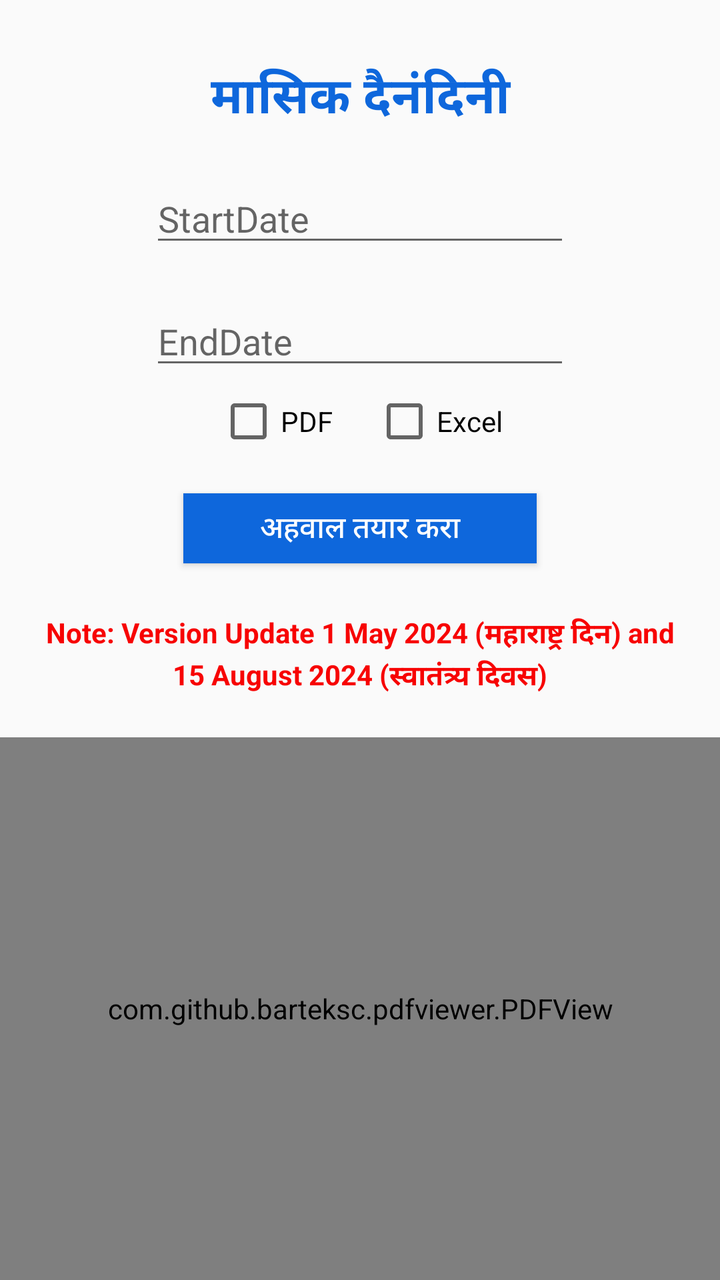
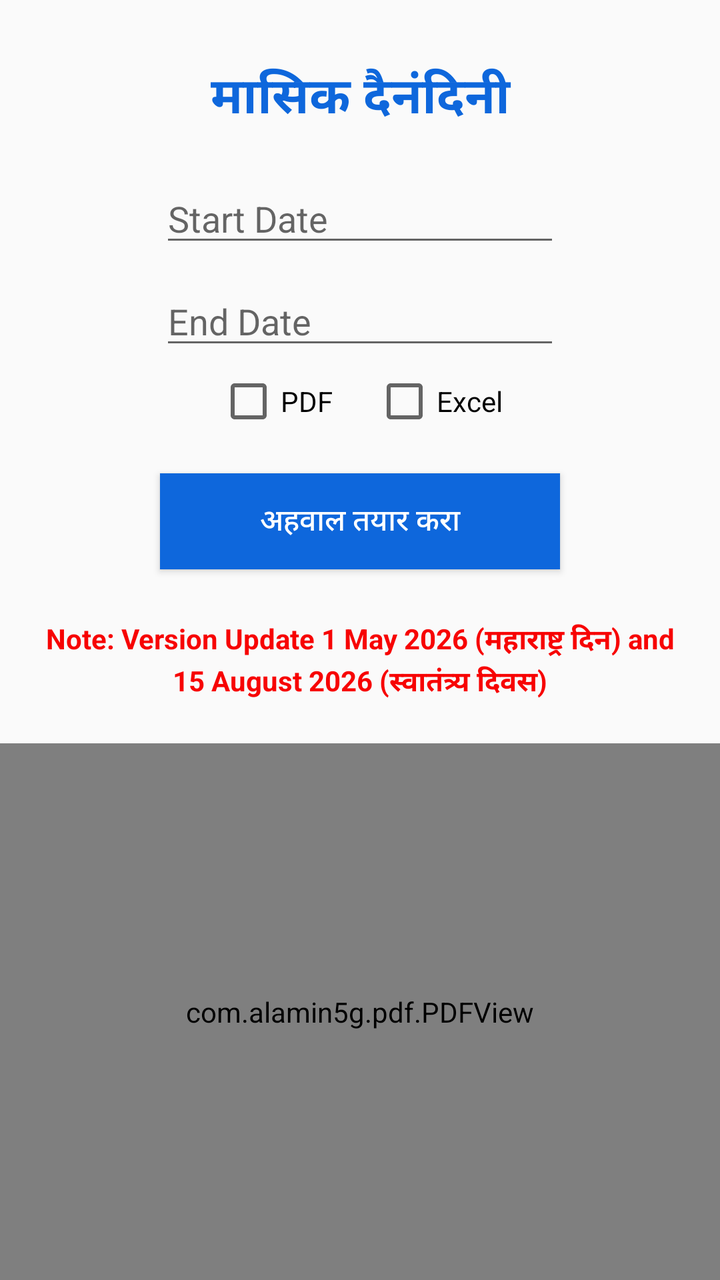

Before-and-after screenshots of an Android layout around one commit, followed by the original layout XML and the change that was made.
<!-- AndroidManifest.xml: application theme AppTheme -->
<!-- res/layout/activity_report.xml -->
<?xml version="1.0" encoding="utf-8"?>
<LinearLayout xmlns:android="http://schemas.android.com/apk/res/android"
    xmlns:app="http://schemas.android.com/apk/res-auto"
    xmlns:tools="http://schemas.android.com/tools"
    android:layout_width="match_parent"
    android:layout_height="match_parent"
    tools:context=".ReportActivity"
    android:gravity="center"
    android:orientation="vertical">

    <LinearLayout
        android:layout_width="match_parent"
        android:layout_height="wrap_content"
        android:orientation="horizontal"
        android:layout_marginTop="30dp">

    <TextView
        android:layout_width="match_parent"
        android:layout_height="wrap_content"
        android:text="मासिक दैनंदिनी"
        android:textSize="25sp"
        android:textStyle="bold"
        android:textColor="@color/colorPrimary"
        android:gravity="center"/>
    </LinearLayout>
    <EditText
        android:id="@+id/ed"
        android:layout_width="wrap_content"
        android:layout_height="wrap_content"
        android:ems="10"
        android:layout_marginTop="20dp"
        android:hint="StartDate"/>
    <EditText
        android:id="@+id/enddate"
        android:layout_width="wrap_content"
        android:layout_height="wrap_content"
        android:ems="10"
        android:layout_marginTop="20dp"
        android:hint="EndDate"/>

 

<LinearLayout
    android:layout_width="match_parent"
    android:layout_height="wrap_content"
    android:orientation="horizontal"
    android:layout_gravity="center"
    android:gravity="center"
    android:layout_marginTop="5dp">
    <CheckBox
        android:id="@+id/pdf"
        android:layout_width="wrap_content"
        android:layout_height="wrap_content"
        android:text="PDF"
        android:layout_marginRight="10dp"
        />

    <CheckBox
        android:id="@+id/excel"
        android:layout_width="wrap_content"
        android:layout_height="wrap_content"
        android:text="Excel"
        android:layout_marginLeft="10dp"/>
</LinearLayout>


    <ProgressBar
        android:id="@+id/loadingProgress"
        android:layout_width="wrap_content"
        android:layout_height="wrap_content"
        android:indeterminate="true"
        android:scaleType="fitCenter"
        android:visibility="gone" />
    <TextView
        android:id="@+id/loaderText"
        android:layout_width="match_parent"
        android:layout_height="wrap_content"
        android:text="Download Successfully"
        android:textStyle="bold"
        android:textAlignment="center"
        android:textColor="@color/black"
        android:visibility="gone"/>
    <Button
        android:id="@+id/btn"
        android:layout_width="wrap_content"
        android:layout_height="35dp"
        android:ems="10"
        android:text="अहवाल तयार करा"
        android:background="@color/colorPrimary"
        android:textColor="@color/White"
        android:textSize="15dp"
        android:layout_marginTop="20dp"/>

    <LinearLayout
        android:orientation="vertical"
        android:layout_width="match_parent"
        android:layout_height="wrap_content"
        android:layout_marginBottom="20dp"
        android:layout_marginTop="25sp"
        android:gravity="center">

        <TextView
            android:layout_width="match_parent"
            android:layout_height="wrap_content"
            android:text="@string/note"
            android:textStyle="bold"
            android:textAlignment="center"
            android:textColor="#f70303"/>
        <TextView
            android:layout_width="match_parent"
            android:layout_height="wrap_content"
            android:text="@string/note1"
            android:textStyle="bold"
            android:textAlignment="center"
            android:textColor="#f70303"/>

    </LinearLayout>

    <com.github.barteksc.pdfviewer.PDFView
        android:id="@+id/pdfView"
        android:layout_width="fill_parent"
        android:layout_height="fill_parent"/>



</LinearLayout>
<!-- resources referenced by this layout -->
<resources>
  <color name="White">#ffffff</color>
  <color name="colorPrimary">#0e67dc</color>
  <string name="note">Note: Version Update 1 May 2024 (महाराष्ट्र दिन) and </string>
  <string name="note1">15 August 2024 (स्वातंत्र्य दिवस)</string>
  <style name="AppTheme" parent="Theme.AppCompat.Light.DarkActionBar">
          
          <item name="colorPrimary">@color/colorPrimary</item>
          <item name="colorPrimaryDark">@color/colorPrimaryDark</item>
          <item name="colorAccent">@color/colorAccent</item>
      </style>
  <color name="colorPrimaryDark">#000a57</color>
  <color name="colorAccent">#1b21d8</color>
</resources>

<!-- the commit's change to res/layout/activity_report.xml (unified diff, before → after) -->
@@ -1,126 +1,131 @@
 <?xml version="1.0" encoding="utf-8"?>
 <LinearLayout xmlns:android="http://schemas.android.com/apk/res/android"
-    xmlns:app="http://schemas.android.com/apk/res-auto"
     xmlns:tools="http://schemas.android.com/tools"
     android:layout_width="match_parent"
     android:layout_height="match_parent"
-    tools:context=".ReportActivity"
-    android:gravity="center"
-    android:orientation="vertical">
+    android:orientation="vertical"
+    tools:context=".ReportActivity">
 
+    
+    <TextView
+        android:layout_width="match_parent"
+        android:layout_height="wrap_content"
+        android:layout_marginTop="30dp"
+        android:gravity="center"
+        android:text="मासिक दैनंदिनी"
+        android:textColor="@color/colorPrimary"
+        android:textSize="25sp"
+        android:textStyle="bold" />
+
+    
+    <EditText
+        android:id="@+id/ed"
+        android:layout_width="200dp"
+        android:layout_height="wrap_content"
+        android:layout_gravity="center_horizontal"
+        android:layout_marginTop="20dp"
+        android:focusable="false"
+        android:hint="Start Date"
+        android:clickable="true" />
+
+    
+    <EditText
+        android:id="@+id/enddate"
+        android:layout_width="200dp"
+        android:layout_height="wrap_content"
+        android:layout_gravity="center_horizontal"
+        android:layout_marginTop="10dp"
+        android:focusable="false"
+        android:hint="End Date"
+        android:clickable="true" />
+
+    
     <LinearLayout
         android:layout_width="match_parent"
         android:layout_height="wrap_content"
-        android:orientation="horizontal"
-        android:layout_marginTop="30dp">
+        android:layout_marginTop="5dp"
+        android:gravity="center"
+        android:orientation="horizontal">
 
-    <TextView
-        android:layout_width="match_parent"
-        android:layout_height="wrap_content"
-        android:text="मासिक दैनंदिनी"
-        android:textSize="25sp"
-        android:textStyle="bold"
-        android:textColor="@color/colorPrimary"
-        android:gravity="center"/>
+        <CheckBox
+            android:id="@+id/pdf"
+            android:layout_width="wrap_content"
+            android:layout_height="wrap_content"
+            android:layout_marginEnd="10dp"
+            android:text="PDF" />
+
+        <CheckBox
+            android:id="@+id/excel"
+            android:layout_width="wrap_content"
+            android:layout_height="wrap_content"
+            android:layout_marginStart="10dp"
+            android:text="Excel" />
+
     </LinearLayout>
-    <EditText
-        android:id="@+id/ed"
-        android:layout_width="wrap_content"
-        android:layout_height="wrap_content"
-        android:ems="10"
-        android:layout_marginTop="20dp"
-        android:hint="StartDate"/>
-    <EditText
-        android:id="@+id/enddate"
-        android:layout_width="wrap_content"
-        android:layout_height="wrap_content"
-        android:ems="10"
-        android:layout_marginTop="20dp"
-        android:hint="EndDate"/>
 
- 
-
-<LinearLayout
-    android:layout_width="match_parent"
-    android:layout_height="wrap_content"
-    android:orientation="horizontal"
-    android:layout_gravity="center"
-    android:gravity="center"
-    android:layout_marginTop="5dp">
-    <CheckBox
-        android:id="@+id/pdf"
-        android:layout_width="wrap_content"
-        android:layout_height="wrap_content"
-        android:text="PDF"
-        android:layout_marginRight="10dp"
-        />
-
-    <CheckBox
-        android:id="@+id/excel"
-        android:layout_width="wrap_content"
-        android:layout_height="wrap_content"
-        android:text="Excel"
-        android:layout_marginLeft="10dp"/>
-</LinearLayout>
-
-
+    
     <ProgressBar
         android:id="@+id/loadingProgress"
         android:layout_width="wrap_content"
         android:layout_height="wrap_content"
+        android:layout_gravity="center"
         android:indeterminate="true"
-        android:scaleType="fitCenter"
         android:visibility="gone" />
+
     <TextView
         android:id="@+id/loaderText"
         android:layout_width="match_parent"
         android:layout_height="wrap_content"
+        android:gravity="center"
         android:text="Download Successfully"
+        android:textColor="@android:color/black"
         android:textStyle="bold"
-        android:textAlignment="center"
-        android:textColor="@color/black"
-        android:visibility="gone"/>
+        android:visibility="gone" />
+
+    
     <Button
         android:id="@+id/btn"
-        android:layout_width="wrap_content"
-        android:layout_height="35dp"
-        android:ems="10"
+        android:layout_width="200dp"
+        android:layout_height="wrap_content"
+        android:layout_gravity="center_horizontal"
+        android:layout_marginTop="20dp"
+        android:background="@color/colorPrimary"
         android:text="अहवाल तयार करा"
-        android:background="@color/colorPrimary"
         android:textColor="@color/White"
-        android:textSize="15dp"
-        android:layout_marginTop="20dp"/>
+        android:textSize="15sp" />
 
+    
     <LinearLayout
-        android:orientation="vertical"
         android:layout_width="match_parent"
         android:layout_height="wrap_content"
+        android:layout_marginTop="25dp"
         android:layout_marginBottom="20dp"
-        android:layout_marginTop="25sp"
-        android:gravity="center">
+        android:gravity="center"
+        android:orientation="vertical">
 
         <TextView
             android:layout_width="match_parent"
             android:layout_height="wrap_content"
+            android:gravity="center"
             android:text="@string/note"
-            android:textStyle="bold"
-            android:textAlignment="center"
-            android:textColor="#f70303"/>
+            android:textColor="#f70303"
+            android:textStyle="bold" />
+
         <TextView
             android:layout_width="match_parent"
             android:layout_height="wrap_content"
+            android:gravity="center"
             android:text="@string/note1"
-            android:textStyle="bold"
-            android:textAlignment="center"
-            android:textColor="#f70303"/>
+            android:textColor="#f70303"
+            android:textStyle="bold" />
 
     </LinearLayout>
 
-    <com.github.barteksc.pdfviewer.PDFView
+    
+    <com.alamin5g.pdf.PDFView
         android:id="@+id/pdfView"
-        android:layout_width="fill_parent"
-        android:layout_height="fill_parent"/>
-
-
+        android:layout_width="match_parent"
+        android:layout_height="0dp"
+        android:layout_weight="1" />
 
 </LinearLayout>
<!-- resource entries referenced after the edit -->
@@ -2,8 +2,8 @@
 <resources>
   <color name="White">#ffffff</color>
   <color name="colorPrimary">#0e67dc</color>
-  <string name="note">Note: Version Update 1 May 2024 (महाराष्ट्र दिन) and </string>
-  <string name="note1">15 August 2024 (स्वातंत्र्य दिवस)</string>
+  <string name="note">Note: Version Update 1 May 2026 (महाराष्ट्र दिन) and </string>
+  <string name="note1">15 August 2026 (स्वातंत्र्य दिवस)</string>
   <style name="AppTheme" parent="Theme.AppCompat.Light.DarkActionBar">
           
           <item name="colorPrimary">@color/colorPrimary</item>
